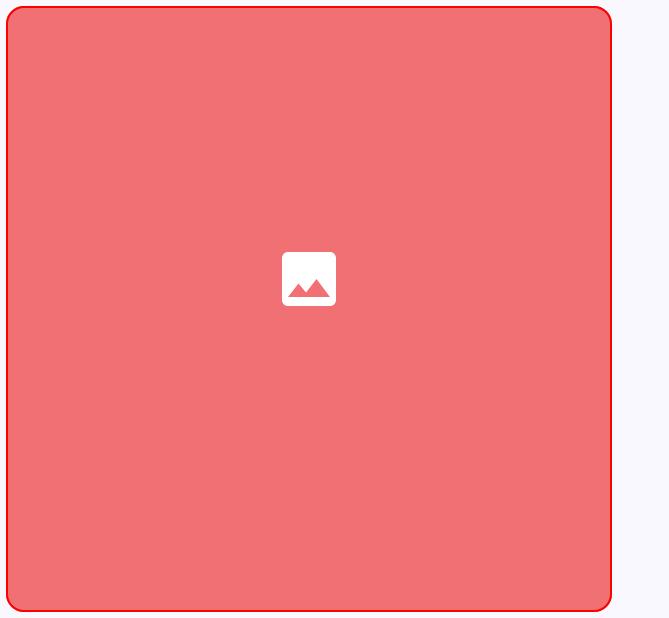
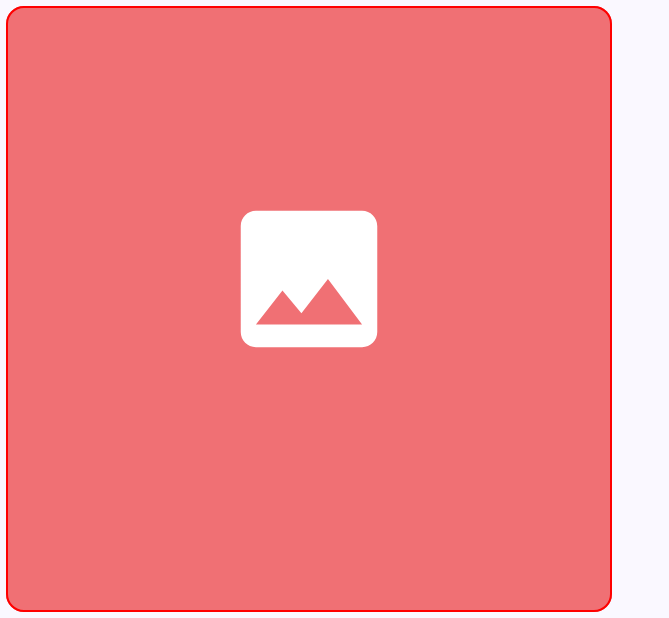
Before and after one commit to jaymar006/Thesis-AACbay, an Android app built with Jetpack Compose: the composable CardItem shown on its own in the app's theme, on a phone screen of 824 x 412 dp (held sideways). Shown: the whole screen, without its empty margins (0-669 px from the left). Run offline under Robolectric (Android 15) with nearby library versions, the phone set to English and light mode, and no system bars; pictures from the network do not load; 1 statement that could not run was skipped.

Commit message:
Loxodonta[04162025]
Fix/Done:
- Fix the responsiveness of cards and folder in terms of text and images.

Todo:
- Like lasttime, the longpress to delete/edit a card
- the bug which need to double tap to back
- the uploading of image : Done
- the creation of real data
- the creation of n-gram
- the adding of card to a folder
- fix the image for the default symbols : DONE
- issue about the upload of image from gallery
- the images wont shows on the preview.
- The image is not responsive in terms of size of the cards/folders : DONE

```diff
--- a/app/src/main/java/com/example/ripdenver/ui/components/CardItem.kt
+++ b/app/src/main/java/com/example/ripdenver/ui/components/CardItem.kt
@@ -5,7 +5,8 @@ import android.graphics.drawable.Drawable
 import androidx.compose.foundation.Image
 import androidx.compose.foundation.background
 import androidx.compose.foundation.border
-import androidx.compose.foundation.layout.Box
+import androidx.compose.foundation.layout.Arrangement
+import androidx.compose.foundation.layout.BoxWithConstraints
 import androidx.compose.foundation.layout.Column
 import androidx.compose.foundation.layout.aspectRatio
 import androidx.compose.foundation.layout.fillMaxSize
@@ -24,13 +25,12 @@ import androidx.compose.runtime.remember
 import androidx.compose.runtime.setValue
 import androidx.compose.ui.Alignment
 import androidx.compose.ui.Modifier
-import androidx.compose.ui.geometry.Offset
 import androidx.compose.ui.graphics.Color
-import androidx.compose.ui.graphics.Shadow
 import androidx.compose.ui.graphics.asImageBitmap
 import androidx.compose.ui.layout.ContentScale
 import androidx.compose.ui.platform.LocalContext
 import androidx.compose.ui.unit.dp
+import androidx.compose.ui.unit.sp
 import com.bumptech.glide.Glide
 import com.bumptech.glide.request.target.CustomTarget
 import com.bumptech.glide.request.transition.Transition
@@ -57,15 +57,23 @@ fun CardItem(
             ),
         onClick = onClick
     ) {
-        Box(
+        BoxWithConstraints(
             modifier = Modifier
                 .fillMaxSize()
                 .background(cardColor.copy(alpha = 0.5f)),
             contentAlignment = Alignment.Center
         ) {
-            Column(horizontalAlignment = Alignment.CenterHorizontally) {
+            val imageSize = maxWidth * 0.5f // half the width
+            val fontSize = maxWidth.value * 0.12f // scale font size
+
+            Column(
+                modifier = Modifier
+                    .fillMaxSize()
+                    .padding(8.dp),
+                verticalArrangement = Arrangement.Center,
+                horizontalAlignment = Alignment.CenterHorizontally
+            ) {
                 if (card.cloudinaryUrl.isNotEmpty()) {
-                    println("Loading image from URL: ${card.cloudinaryUrl}")
                     Glide.with(context)
                         .asBitmap()
                         .load(card.cloudinaryUrl)
@@ -88,30 +96,32 @@ fun CardItem(
                         Image(
                             bitmap = it.asImageBitmap(),
                             contentDescription = card.label,
-                            modifier = Modifier.size(80.dp),
+                            modifier = Modifier.size(imageSize),
                             contentScale = ContentScale.Fit
                         )
                     } ?: Icon(
                         imageVector = Icons.Default.Image,
                         contentDescription = "Loading",
                         tint = Color.White,
-                        modifier = Modifier.size(48.dp)
+                        modifier = Modifier.size(imageSize * 0.6f)
                     )
                 } else {
                     Icon(
                         imageVector = Icons.Default.Image,
                         contentDescription = "No image",
                         tint = Color.White,
-                        modifier = Modifier.size(48.dp)
+                        modifier = Modifier.size(imageSize * 0.6f)
                     )
                 }
+
                 Text(
-                    text = card.label.split(" ").joinToString(" "){ word ->
+                    text = card.label.split(" ").joinToString(" ") { word ->
                         if (word == "I") word else word.lowercase()
                     },
                     modifier = Modifier.padding(8.dp),
                     color = Color.Black,
                     style = MaterialTheme.typography.titleMedium.copy(
+                        fontSize = fontSize.sp
                     )
                 )
             }
--- a/app/src/main/java/com/example/ripdenver/ui/screens/MainScreen.kt
+++ b/app/src/main/java/com/example/ripdenver/ui/screens/MainScreen.kt
@@ -55,8 +55,8 @@ fun MainScreen(
     onClearSelection: () -> Unit,
     onRemoveLastSelection: () -> Unit,
     navController: NavController,
-    gridColumns: Int = 2,
-    isGridColumn: Boolean = false
+    gridColumns: Int = 4,
+    isGridColumn: Boolean = true
 ) {
 
     Scaffold(
```
Also changed, not shown: app/src/main/java/com/example/ripdenver/ui/components/FolderItem.kt (+14 -9 lines).
